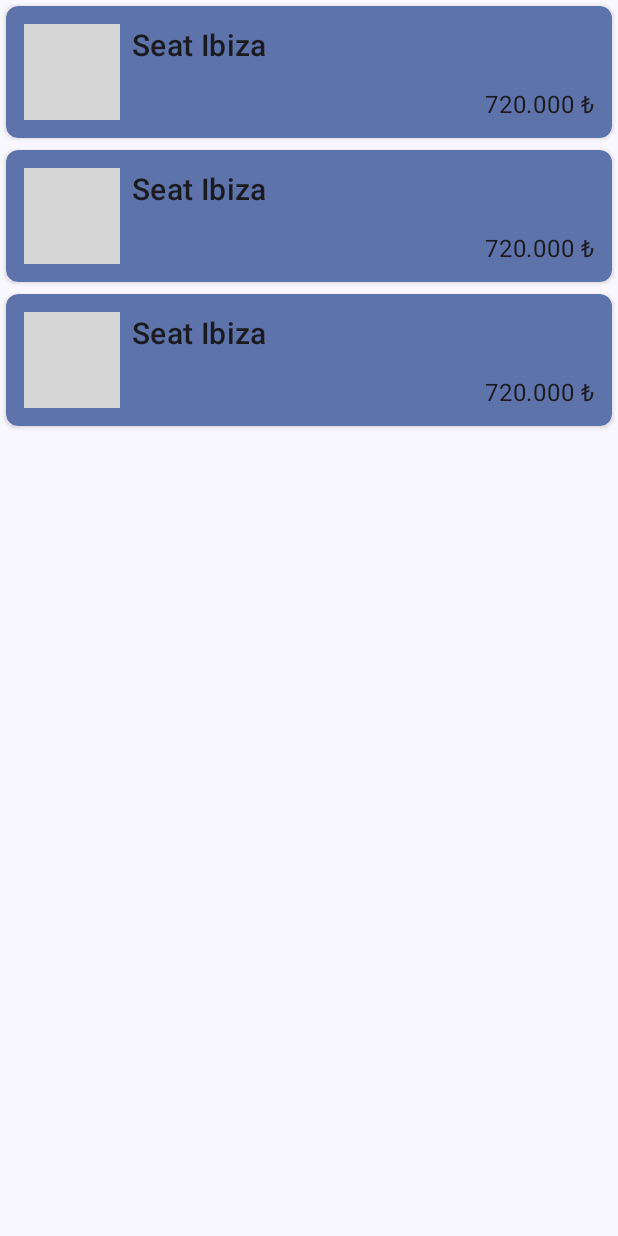
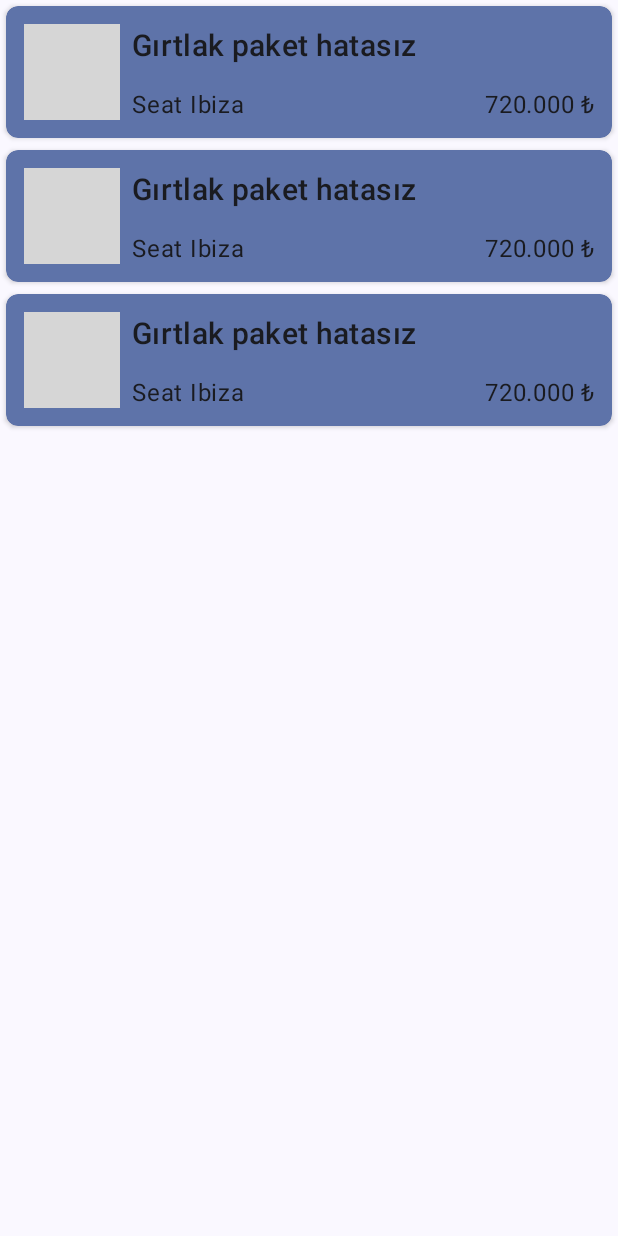
Before and after one commit to emirhansoylu/Carplace, an Android app: the layout fragment_listing.xml on its own in the app's theme, with its tools: preview values and no code run, on a phone screen of 412 x 824 dp. Run offline under Robolectric (Android 15) with nearby library versions, the phone set to English and light mode, and no system bars; grey boxes are pictures that could not be loaded.

Commit message:
Listing item UI and adapter improved.

```diff
--- a/app/src/main/java/dev/duckbuddyy/carplace/listing/ListingAdapter.kt
+++ b/app/src/main/java/dev/duckbuddyy/carplace/listing/ListingAdapter.kt
@@ -6,6 +6,7 @@ import androidx.paging.PagingDataAdapter
 import androidx.recyclerview.widget.DiffUtil
 import androidx.recyclerview.widget.RecyclerView
 import dev.duckbuddyy.carplace.databinding.ItemListingBinding
+import dev.duckbuddyy.carplace.domain.load
 import dev.duckbuddyy.carplace.model.listing.ListingResponseItem
 
 class ListingAdapter(
@@ -34,6 +35,8 @@ class ListingAdapter(
             root.setOnClickListener { onItemClicked(item) }
             tvListingTitle.text = item.title
             tvListingPrice.text = item.priceFormatted ?: item.price.toString()
+            tvListingModelName.text = item.modelName
+            item.photo?.replace("{0}","800x600")?.let { ivListing.load(it) }
         }
     }
 
--- a/app/src/main/res/layout/item_listing.xml
+++ b/app/src/main/res/layout/item_listing.xml
@@ -18,21 +18,25 @@
             android:layout_width="@dimen/icon_size"
             android:layout_height="@dimen/icon_size"
             android:layout_margin="@dimen/medium_margin"
+            android:contentDescription="@string/cd_listing_image"
+
+            android:scaleType="centerCrop"
             app:layout_constraintBottom_toBottomOf="parent"
             app:layout_constraintStart_toStartOf="parent"
             app:layout_constraintTop_toTopOf="parent"
-            tools:srcCompat="@tools:sample/avatars"
-            android:contentDescription="@string/cd_listing_image" />
+            tools:srcCompat="@tools:sample/avatars" />
 
         <TextView
             android:id="@+id/tv_listing_title"
             style="@style/TextAppearance.MaterialComponents.Headline6"
-            android:layout_width="wrap_content"
+            android:layout_width="@dimen/zero"
             android:layout_height="wrap_content"
-            android:layout_marginStart="@dimen/medium_margin"
+            android:layout_marginHorizontal="@dimen/medium_margin"
+            android:singleLine="true"
+            app:layout_constraintEnd_toEndOf="parent"
             app:layout_constraintStart_toEndOf="@+id/iv_listing"
             app:layout_constraintTop_toTopOf="@+id/iv_listing"
-            tools:text="Seat Ibiza" />
+            tools:text="Gırtlak paket hatasız" />
 
         <TextView
             android:id="@+id/tv_listing_price"
@@ -44,5 +48,16 @@
             app:layout_constraintEnd_toEndOf="parent"
             tools:text="720.000 ₺" />
 
+        <TextView
+            android:id="@+id/tv_listing_model_name"
+            style="@style/TextAppearance.MaterialComponents.Body1"
+            android:layout_width="@dimen/zero"
+            android:layout_height="wrap_content"
+            android:layout_marginHorizontal="@dimen/medium_margin"
+            app:layout_constraintBottom_toBottomOf="@+id/iv_listing"
+            app:layout_constraintEnd_toStartOf="@+id/tv_listing_price"
+            app:layout_constraintStart_toEndOf="@+id/iv_listing"
+            tools:text="Seat Ibiza" />
+
     </androidx.constraintlayout.widget.ConstraintLayout>
 </androidx.cardview.widget.CardView>
```
